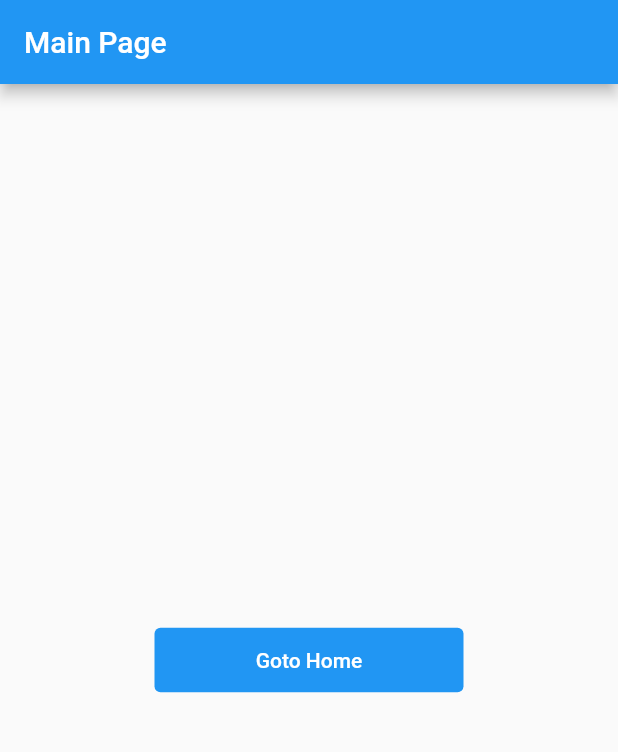
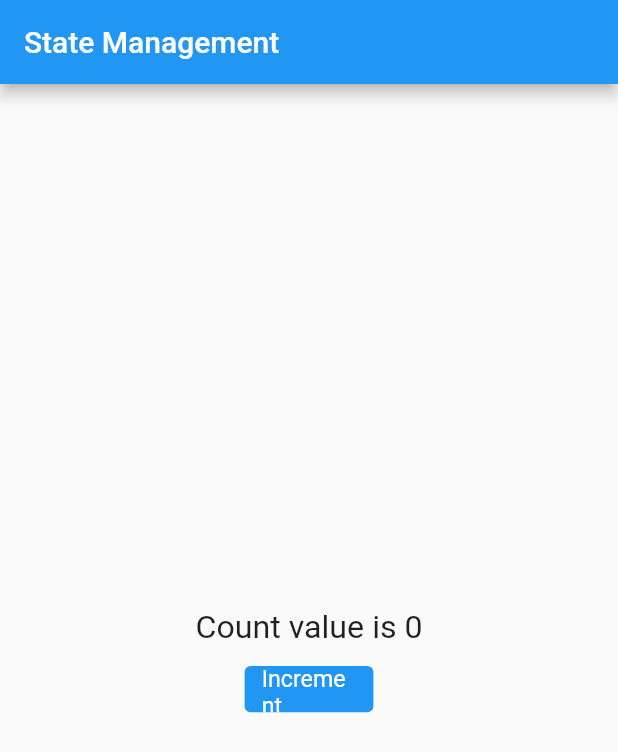
Before and after one commit to mouradneb/getx_training, a Flutter app: the screen it shows after launch, on a phone screen of 412 x 824 dp. Shown: the top 752 px of the screen. Run offline on Flutter 3.47's test engine with Material 2 defaults, Android fonts, the light colour scheme and no system bars; our stand-ins replace flutter_screenutil, get.

Commit message:
State Management Obx(()=>widget), .obs, RxInt, Rx<int> ...

```diff
--- a/lib/06_named_routes/06_named_routes.dart
+++ b/lib/06_named_routes/06_named_routes.dart
@@ -1,5 +1,5 @@
 import 'package:flutter/material.dart';
-import 'package:getx_training/custom_text_button.dart';
+import 'package:getx_training/widgets/custom_text_button.dart';
 import 'package:get/get.dart';
 import 'package:flutter_screenutil/flutter_screenutil.dart';
 
--- a/lib/06_named_routes/next_screen.dart
+++ b/lib/06_named_routes/next_screen.dart
@@ -1,7 +1,7 @@
 import 'package:flutter/material.dart';
 import 'package:get/get.dart';
 import 'package:flutter_screenutil/flutter_screenutil.dart';
-import '../custom_text_button.dart';
+import '../widgets/custom_text_button.dart';
 
 class NextScreen extends StatelessWidget {
   const NextScreen({Key? key}) : super(key: key);
--- /dev/null
+++ b/lib/07_state_management_obx.dart
@@ -0,0 +1,47 @@
+import 'package:flutter/material.dart';
+import 'package:flutter_screenutil/flutter_screenutil.dart';
+import 'package:get/get.dart';
+import 'widgets/custom_text_button.dart';
+
+class StateManagement_Obx_07 extends StatelessWidget {
+  var count = 0.obs;
+
+  void increment() {
+    count++;
+  }
+
+  @override
+  Widget build(BuildContext context) {
+    return ScreenUtilInit(
+      designSize: Size(360, 960),
+      builder: () => GetMaterialApp(
+        debugShowCheckedModeBanner: false,
+        home: Scaffold(
+          appBar: AppBar(
+            title: Text("State Management"),
+          ),
+          body: Center(
+            child: Column(
+              mainAxisAlignment: MainAxisAlignment.center,
+              children: [
+                Obx(() => Text(
+                      "Count value is $count",
+                      style: TextStyle(fontSize: 25.sp),
+                    )),
+                SizedBox(height: 16.h),
+                SizedBox(
+                  height: 36.h,
+                  width: 75.w,
+                  child: CustomTextButton(
+                    text: "Increment",
+                    onPressed: () => increment(),
+                  ),
+                )
+              ],
+            ),
+          ),
+        ),
+      ),
+    );
+  }
+}
--- a/lib/main.dart
+++ b/lib/main.dart
@@ -1,101 +1,14 @@
 import 'package:flutter/material.dart';
 import 'package:flutter_screenutil/flutter_screenutil.dart';
 import 'package:get/get.dart';
-import 'package:getx_training/03_show_dialog.dart';
-import 'package:getx_training/04_bottomsheet_dynamictheme.dart';
-import 'package:getx_training/05_unamed_routes.dart';
-import 'package:getx_training/06_named_routes/06_named_routes.dart';
-import 'package:getx_training/06_named_routes/next_screen.dart';
-import 'package:getx_training/06_named_routes/unknow_route.dart';
-import './02_snackbar.dart';
-import 'custom_text_button.dart';
-import 'home.dart';
+import 'package:getx_training/07_state_management_obx.dart';
+import 'package:getx_training/widgets/custom_text_button.dart';
 
 void main() => runApp(MyApp());
 
 class MyApp extends StatelessWidget {
-  const MyApp({Key? key}) : super(key: key);
-
   @override
   Widget build(BuildContext context) {
-    return ScreenUtilInit(
-      designSize: const Size(360, 690),
-      builder: () => GetMaterialApp(
-          debugShowCheckedModeBanner: false,
-          title: "Navigation", // 06
-          initialRoute: "/", // 06
-          defaultTransition: Transition.zoom, // 06
-          getPages: [
-            GetPage(name: "/", page: () => MyApp()),
-            GetPage(name: "/home", page: () => NamedRoutes_06()),
-            GetPage(
-              name: "/nextscreen",
-              page: () => NextScreen(),
-              transition: Transition.leftToRight,
-            ),
-            /*GetPage(
-              name: "/nextscreen/:someValue",
-              page: () => NextScreen(),
-              transition: Transition.leftToRight,
-            ), */ // 06 - 02
-          ],
-          unknownRoute:
-              GetPage(name: '/notfound', page: () => UnknowRoute()), // 06 - 03
-          // 06
-          home: SafeArea(
-            child: Scaffold(
-              appBar: AppBar(
-                title: const Text("Main Page "),
-              ),
-              body: Center(
-                child: Wrap(
-                  children: [
-                    Padding(
-                      padding: EdgeInsets.symmetric(horizontal: 20.w),
-                      child: SizedBox(
-                        height: 36.h,
-                        width: 180.w,
-                        child: CustomTextButton(
-                            text: //"Goto Home",
-                                // "Show SnackBar", //02
-                                // "Show Dialog",  //03
-                                // "Bottom Sheet", //04
-                                "Goto Home", //05
-                            onPressed: () {
-                              //Get.to(Home()),
-                              // SnackBar_02.show(),
-                              // ShowDialog_03.Show(),
-                              // BottomSheet_DynamicTheme_04.show(),
-                              /* Get.to(
-                            UnamedRoutes_05(),
-                            // transition: Transition.zoom,
-                            // duration: Duration(milliseconds: 1000),
-                            // curve: Curves.bounceInOut,
-                            // fullscreenDialog: true,
-                          ), */
-
-                              // Get.off(UnamedRoutes_05())),
-                              // Get.offAll(UnamedRoutes_05()),
-
-                              /* Get.to(UnamedRoutes_05(),
-                                  arguments: "Data From Main"), */
-                              /* var data = await Get.to(UnamedRoutes_05());
-                              print(data); */ // 05
-
-                              // 06
-                              Get.toNamed("/home");
-                              // Get.offNamed("/home");
-                              // Get.offAllNamed("/home");
-                              /* Get.toNamed(
-                                  "/home?channel=Ripples Code&content=Flutter Getx");*/ // 06 - 01
-                            }),
-                      ),
-                    ),
-                  ],
-                ),
-              ),
-            ),
-          )),
-    );
+    return StateManagement_Obx_07();
   }
 }
--- /dev/null
+++ b/lib/notes.txt
@@ -0,0 +1,32 @@
+07- Two Types StateManagement :
+    reactive state management,
+    simple state management
+
+    if we want that every time the value of variable changes then all the widgets which uses the variable must update
+    itself the the variable must be reactive or observable and to make it Reactive (Rx) .obs is used with variable value.
+    To update the widget which uses Rx variable must be placed inside
+    Obx(() => Your widget wich uses Rx)
+    The widget will only update if and only if the Rx Variable value changes
+
+    Other ways of making the variable Rx
+
+    1 - The first is using Rx{Type}
+    initial value is recommended, but not mandatory
+
+    final name=RxString('');
+    final isLogged = RxBool(false);
+    final count = RxInt(0);
+    final balance = RxDouble(0.0);
+    final items = RxList<String>([]);
+    final myMap = RxMap<String,int>({});
+
+    2 - use Darts Generics, Rx<Type>
+    final name=Rx<String>('');
+    final isLogged = Rx<Bool>(false);
+    final count = Rx<Int>(0);
+    final balance = Rx<Double>(0.0);
+    final number = Rx<Num>(0.0);
+    final items = Rx<List<String>>([]);
+    final myMap = Rx<Map<String,int>>({});
+
+    final user = Rx<User>();
--- a/lib/custom_text_button.dart
+++ b/lib/widgets/custom_text_button.dart
@@ -1,6 +1,7 @@
 import 'dart:ui';
 
 import 'package:flutter/material.dart';
+import 'package:flutter_screenutil/flutter_screenutil.dart';
 
 class CustomTextButton extends StatelessWidget {
   late final String text;
@@ -14,10 +15,11 @@ class CustomTextButton extends StatelessWidget {
       onPressed: onPressed,
       child: Text(text),
       style: ButtonStyle(
+        textStyle: MaterialStateProperty.all(TextStyle(fontSize: 18.sp)),
         backgroundColor: MaterialStateProperty.all(Colors.blue),
         foregroundColor: MaterialStateProperty.all(Colors.white),
         padding: MaterialStateProperty.all(
-          const EdgeInsets.symmetric(horizontal: 20),
+          EdgeInsets.symmetric(horizontal: 10.w),
         ),
       ),
     );
```
Also changed, not shown: lib/main-01-06.dart (added, +101 -0 lines), lib/home-01-06.dart (renamed from lib/home.dart), 1 other file.
